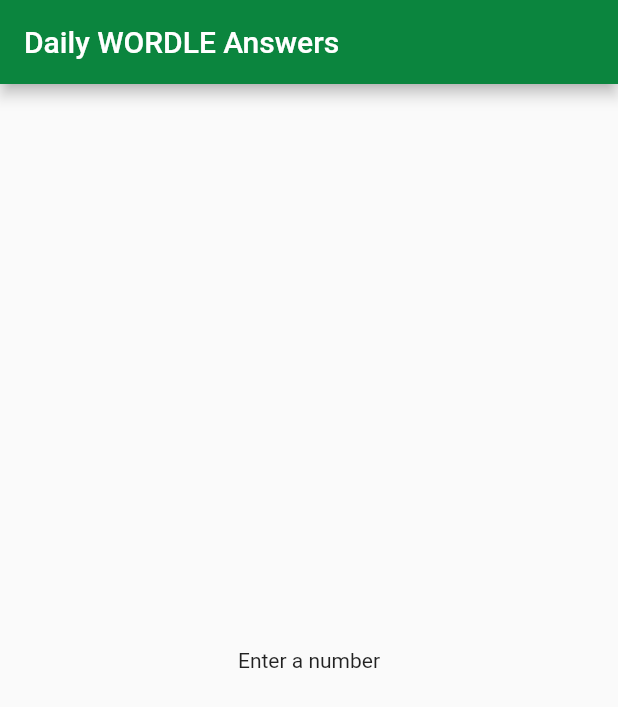
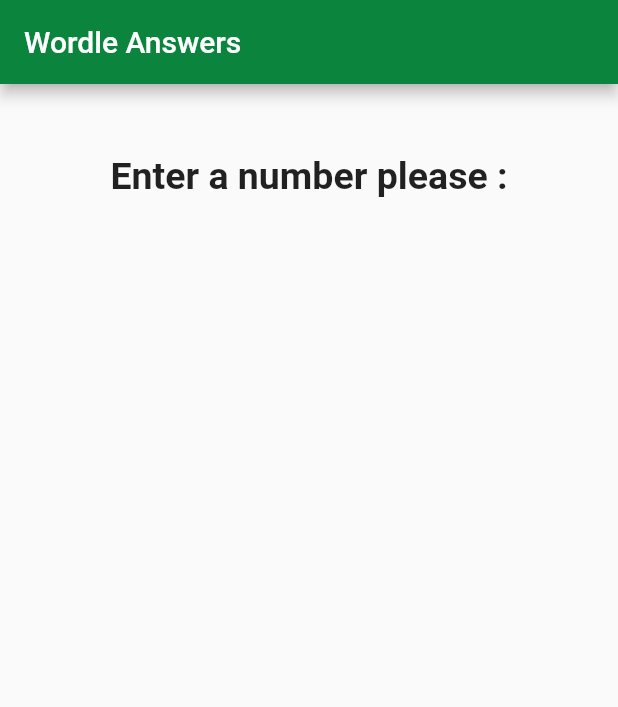
Before and after one commit to Mashallight/Flutter-Lists, a Flutter app: the screen it shows after launch, on a phone screen of 412 x 824 dp. Shown: the top 707 px of the screen. Run offline on Flutter 3.47's test engine with Material 2 defaults, Android fonts, the light colour scheme and no system bars.

Commit message:
added the question

```diff
--- a/lib/main.dart
+++ b/lib/main.dart
@@ -1,22 +1,28 @@
 import 'package:flutter/material.dart';
 
+import './question.dart';
 void main() => runApp(MyApp());
 
 class MyApp extends StatelessWidget {
   const MyApp({Key? key}) : super(key: key);
 
+
   @override
   Widget build(BuildContext context) {
+    // This is what we call a map of questions
+    var wordle = ["Black", "Arise", "Lamps", "Shawl", "Scare"];
+
     return MaterialApp(
-      title: 'Wordle Answers',
       home: Scaffold(
         appBar: AppBar(
+          title: Text('Wordle Answers'),
           backgroundColor: Color.fromARGB(255, 11, 133, 62), // appbar color.
           foregroundColor: Colors.white, // appbar text color.
-          title: const Text('Daily WORDLE Answers'),
         ),
-        body: const Center(
-          child: Text('Enter a number'),
+
+
+        body: Column(
+          children: [const Question("Enter a number please : ")],
         ),
       ),
     );
--- /dev/null
+++ b/lib/question.dart
@@ -0,0 +1,25 @@
+// ignore_for_file: file_names
+
+import 'package:flutter/material.dart';
+
+class Question extends StatelessWidget {
+  final String questionText;
+
+  // ignore: use_key_in_widget_constructors
+  const Question(this.questionText);
+
+
+//First text
+  @override
+  Widget build(BuildContext context) {
+    return Container(
+      width: double.infinity,
+      margin: const EdgeInsets.all(30),
+      child: Text(
+        questionText,
+        style: const TextStyle(fontSize: 25, height: 2, fontWeight: FontWeight.bold),
+        textAlign: TextAlign.center,
+      ),
+    );
+  }
+}
```
